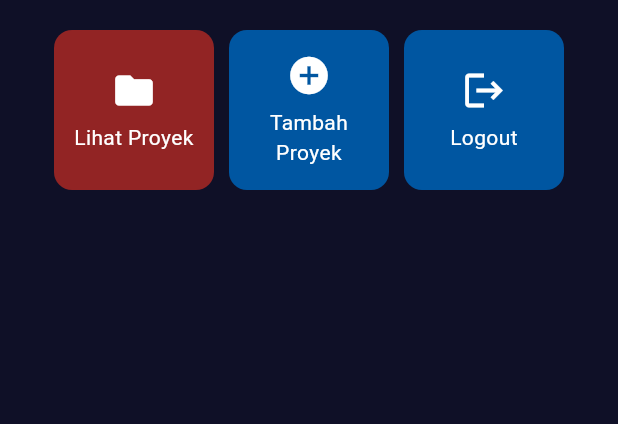
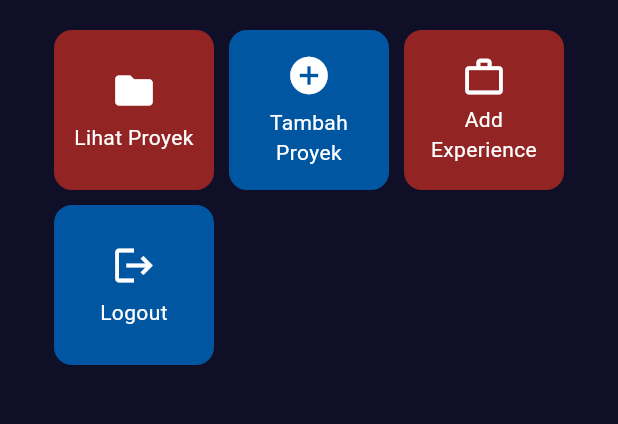
Before and after one commit to asyakiraakj/myportofolio_mobile, a Flutter app: the screen it shows after launch, on a phone screen of 412 x 824 dp, the part 357-781 px from its top. Run offline on Flutter 3.47's test engine with Material 3 defaults, Android fonts, the phone set to English and light mode, and no system bars.

Commit message:
feat(experience): add 'Add Experience' button

```diff
--- a/lib/screens/menu.dart
+++ b/lib/screens/menu.dart
@@ -1,6 +1,7 @@
 import 'package:flutter/material.dart';
 import 'package:myportofolio_mobile/widgets/left_drawer.dart';
 import 'package:myportofolio_mobile/screens/project_form.dart';
+import 'package:myportofolio_mobile/widgets/experience_card.dart';
 import 'package:myportofolio_mobile/widgets/project_card.dart';
 import 'package:myportofolio_mobile/theme/app_colors.dart';
 
@@ -14,6 +15,7 @@ class MyHomePage extends StatelessWidget {
   final List<ItemHomepage> items = [
     ItemHomepage("Lihat Proyek", Icons.folder, AppColors.primary500),
     ItemHomepage("Tambah Proyek", Icons.add_circle, AppColors.secondary500),
+    ItemHomepage("Add Experience", Icons.work_outline, AppColors.primary500),
     ItemHomepage("Logout", Icons.logout, AppColors.secondary500),
   ];
 
@@ -73,6 +75,13 @@ class MyHomePage extends StatelessWidget {
                     // shrinkWrap agar ukuran kisi menyesuaikan tinggi konten anak.
                     shrinkWrap: true,
                     children: items.map((ItemHomepage item) {
+                      if (item.name == "Add Experience") {
+                        return ExperienceCard(
+                          title: item.name,
+                          icon: item.icon,
+                          color: item.color,
+                        );
+                      }
                       return ItemCard(item);
                     }).toList(),
                   ),
--- /dev/null
+++ b/lib/widgets/experience_card.dart
@@ -0,0 +1,51 @@
+import 'package:flutter/material.dart';
+import 'package:myportofolio_mobile/screens/experience_form.dart';
+
+class ExperienceCard extends StatelessWidget {
+  final String title;
+  final IconData icon;
+  final Color color;
+
+  const ExperienceCard({
+    super.key,
+    required this.title,
+    required this.icon,
+    required this.color,
+  });
+
+  @override
+  Widget build(BuildContext context) {
+    return Material(
+      color: color,
+      borderRadius: BorderRadius.circular(12),
+      child: InkWell(
+        borderRadius: BorderRadius.circular(12),
+        onTap: () {
+          Navigator.push(
+            context,
+            MaterialPageRoute(
+              builder: (context) => const ExperienceFormPage(),
+            ),
+          );
+        },
+        child: Padding(
+          padding: const EdgeInsets.all(8),
+          child: Center(
+            child: Column(
+              mainAxisAlignment: MainAxisAlignment.center,
+              children: [
+                Icon(icon, color: Colors.white, size: 30),
+                const SizedBox(height: 3),
+                Text(
+                  title,
+                  textAlign: TextAlign.center,
+                  style: const TextStyle(color: Colors.white),
+                ),
+              ],
+            ),
+          ),
+        ),
+      ),
+    );
+  }
+}
--- a/lib/widgets/left_drawer.dart
+++ b/lib/widgets/left_drawer.dart
@@ -1,6 +1,7 @@
 import 'package:flutter/material.dart';
 import 'package:myportofolio_mobile/screens/menu.dart';
 import 'package:myportofolio_mobile/screens/project_form.dart';
+import 'package:myportofolio_mobile/screens/experience_form.dart';
 
 class LeftDrawer extends StatelessWidget {
   const LeftDrawer({super.key});
@@ -62,6 +63,19 @@ class LeftDrawer extends StatelessWidget {
               );
             },
           ),
+          ListTile(
+            leading: const Icon(Icons.work_outline),
+            title: const Text('Add Experience'),
+            // Navigasi ke halaman tambah pengalaman
+            onTap: () {
+              Navigator.pushReplacement(
+                context,
+                MaterialPageRoute(
+                  builder: (context) => const ExperienceFormPage(),
+                ),
+              );
+            },
+          ),
         ],
       ),
     );
```
